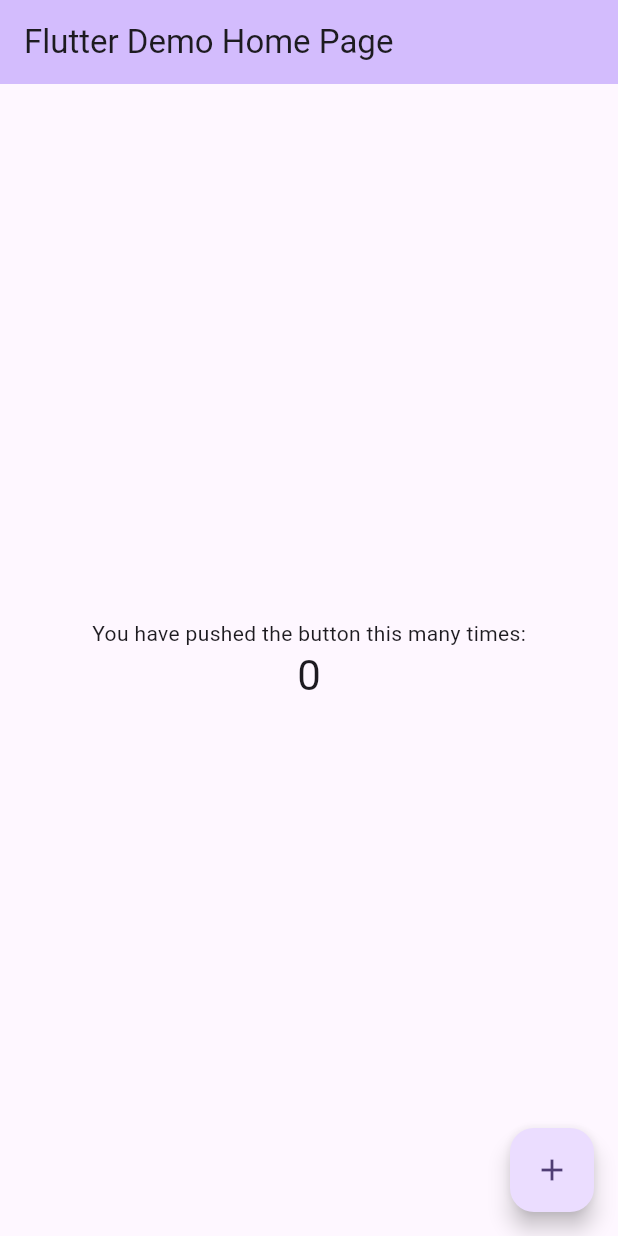
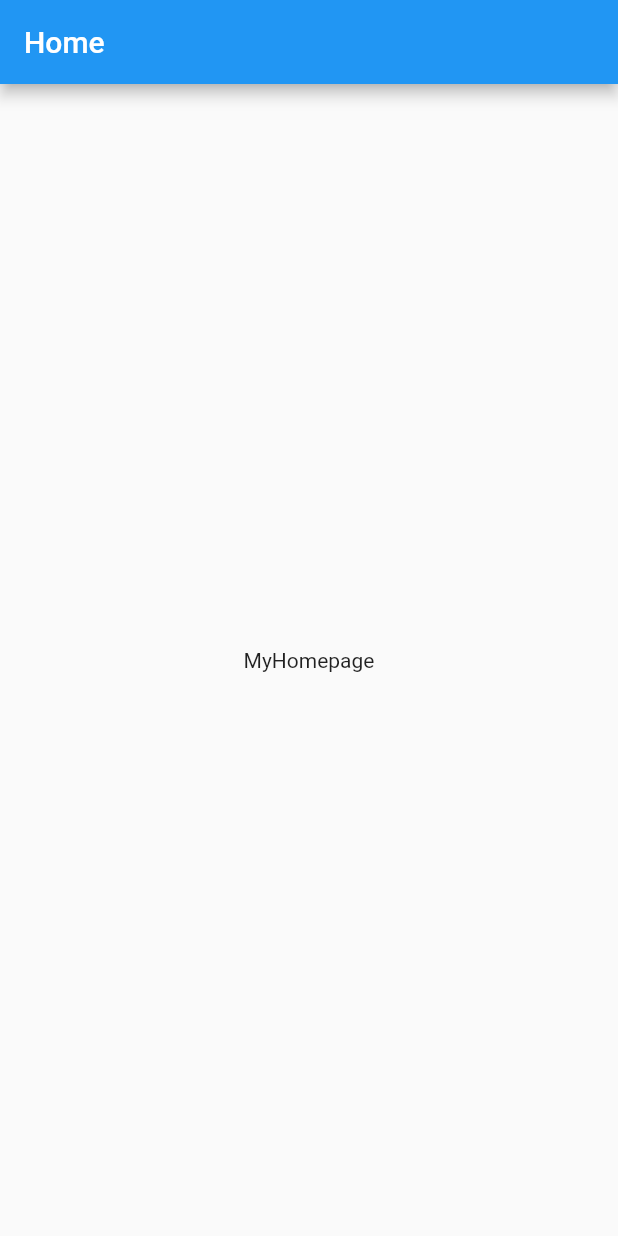
Before and after one commit to MHN-Sathsara/Simple_Flutter_App_, a Flutter app: the screen it shows after launch, on a phone screen of 412 x 824 dp. Run offline on Flutter 3.47's test engine with Material 2 defaults, Android fonts, the phone set to English and light mode, and no system bars.

Commit message:
Simple App Done

```diff
--- /dev/null
+++ b/simple_flutter_app/lib/Pages/home_page.dart
@@ -0,0 +1,16 @@
+import 'package:flutter/material.dart';
+
+class HomePage extends StatelessWidget {
+  @override
+  Widget build(context) {
+    return MaterialApp(
+      home: Scaffold(
+          appBar: AppBar(
+            title: Text("Home"),
+          ),
+          body: Center(
+            child: Text('MyHomepage'),
+          )),
+    );
+  }
+}
--- a/simple_flutter_app/lib/main.dart
+++ b/simple_flutter_app/lib/main.dart
@@ -1,125 +1,14 @@
 import 'package:flutter/material.dart';
+import 'Pages/home_page.dart';
 
 void main() {
-  runApp(const MyApp());
+  runApp(App());
 }
 
-class MyApp extends StatelessWidget {
-  const MyApp({super.key});
-
-  // This widget is the root of your application.
-  @override
-  Widget build(BuildContext context) {
+class App extends StatelessWidget {
+  Widget build(context) {
     return MaterialApp(
-      title: 'Flutter Demo',
-      theme: ThemeData(
-        // This is the theme of your application.
-        //
-        // TRY THIS: Try running your application with "flutter run". You'll see
-        // the application has a blue toolbar. Then, without quitting the app,
-        // try changing the seedColor in the colorScheme below to Colors.green
-        // and then invoke "hot reload" (save your changes or press the "hot
-        // reload" button in a Flutter-supported IDE, or press "r" if you used
-        // the command line to start the app).
-        //
-        // Notice that the counter didn't reset back to zero; the application
-        // state is not lost during the reload. To reset the state, use hot
-        // restart instead.
-        //
-        // This works for code too, not just values: Most code changes can be
-        // tested with just a hot reload.
-        colorScheme: ColorScheme.fromSeed(seedColor: Colors.deepPurple),
-        useMaterial3: true,
-      ),
-      home: const MyHomePage(title: 'Flutter Demo Home Page'),
+      home: HomePage(),
     );
   }
 }
-
-class MyHomePage extends StatefulWidget {
-  const MyHomePage({super.key, required this.title});
-
-  // This widget is the home page of your application. It is stateful, meaning
-  // that it has a State object (defined below) that contains fields that affect
-  // how it looks.
-
-  // This class is the configuration for the state. It holds the values (in this
-  // case the title) provided by the parent (in this case the App widget) and
-  // used by the build method of the State. Fields in a Widget subclass are
-  // always marked "final".
-
-  final String title;
-
-  @override
-  State<MyHomePage> createState() => _MyHomePageState();
-}
-
-class _MyHomePageState extends State<MyHomePage> {
-  int _counter = 0;
-
-  void _incrementCounter() {
-    setState(() {
-      // This call to setState tells the Flutter framework that something has
-      // changed in this State, which causes it to rerun the build method below
-      // so that the display can reflect the updated values. If we changed
-      // _counter without calling setState(), then the build method would not be
-      // called again, and so nothing would appear to happen.
-      _counter++;
-    });
-  }
-
-  @override
-  Widget build(BuildContext context) {
-    // This method is rerun every time setState is called, for instance as done
-    // by the _incrementCounter method above.
-    //
-    // The Flutter framework has been optimized to make rerunning build methods
-    // fast, so that you can just rebuild anything that needs updating rather
-    // than having to individually change instances of widgets.
-    return Scaffold(
-      appBar: AppBar(
-        // TRY THIS: Try changing the color here to a specific color (to
-        // Colors.amber, perhaps?) and trigger a hot reload to see the AppBar
-        // change color while the other colors stay the same.
-        backgroundColor: Theme.of(context).colorScheme.inversePrimary,
-        // Here we take the value from the MyHomePage object that was created by
-        // the App.build method, and use it to set our appbar title.
-        title: Text(widget.title),
-      ),
-      body: Center(
-        // Center is a layout widget. It takes a single child and positions it
-        // in the middle of the parent.
-        child: Column(
-          // Column is also a layout widget. It takes a list of children and
-          // arranges them vertically. By default, it sizes itself to fit its
-          // children horizontally, and tries to be as tall as its parent.
-          //
-          // Column has various properties to control how it sizes itself and
-          // how it positions its children. Here we use mainAxisAlignment to
-          // center the children vertically; the main axis here is the vertical
-          // axis because Columns are vertical (the cross axis would be
-          // horizontal).
-          //
-          // TRY THIS: Invoke "debug painting" (choose the "Toggle Debug Paint"
-          // action in the IDE, or press "p" in the console), to see the
-          // wireframe for each widget.
-          mainAxisAlignment: MainAxisAlignment.center,
-          children: <Widget>[
-            const Text(
-              'You have pushed the button this many times:',
-            ),
-            Text(
-              '$_counter',
-              style: Theme.of(context).textTheme.headlineMedium,
-            ),
-          ],
-        ),
-      ),
-      floatingActionButton: FloatingActionButton(
-        onPressed: _incrementCounter,
-        tooltip: 'Increment',
-        child: const Icon(Icons.add),
-      ), // This trailing comma makes auto-formatting nicer for build methods.
-    );
-  }
-}
```
